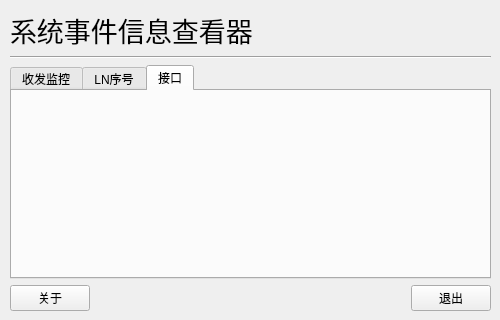
The window that System_Event_Watcher/UI_main.ui (ITX-Snowhare/Python_DFLZM_System_Event_Watcher) describes before a commit, drawn with Qt 5.
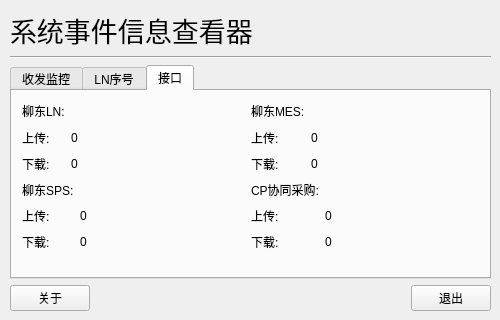
The same window after the commit. The open tabs and pages were chosen to show the change.

The edit to the form file:
```diff
--- a/System_Event_Watcher/UI_main.ui
+++ b/System_Event_Watcher/UI_main.ui
@@ -475,6 +475,226 @@
        <attribute name="title">
         <string>接口</string>
        </attribute>
+       <widget class="QWidget" name="layoutWidget">
+        <property name="geometry">
+         <rect>
+          <x>10</x>
+          <y>10</y>
+          <width>451</width>
+          <height>151</height>
+         </rect>
+        </property>
+        <layout class="QGridLayout" name="gridLayout_7">
+         <item row="0" column="0">
+          <layout class="QGridLayout" name="gridLayout_3">
+           <item row="0" column="0">
+            <widget class="QLabel" name="label_2">
+             <property name="text">
+              <string>柳东LN:</string>
+             </property>
+            </widget>
+           </item>
+           <item row="0" column="1">
+            <spacer name="horizontalSpacer_3">
+             <property name="orientation">
+              <enum>Qt::Horizontal</enum>
+             </property>
+             <property name="sizeHint" stdset="0">
+              <size>
+               <width>40</width>
+               <height>20</height>
+              </size>
+             </property>
+            </spacer>
+           </item>
+           <item row="1" column="0">
+            <widget class="QLabel" name="label_9">
+             <property name="text">
+              <string>上传:</string>
+             </property>
+            </widget>
+           </item>
+           <item row="1" column="1">
+            <widget class="QLabel" name="ln_up_count">
+             <property name="text">
+              <string>0</string>
+             </property>
+            </widget>
+           </item>
+           <item row="2" column="0">
+            <widget class="QLabel" name="label_10">
+             <property name="text">
+              <string>下载:</string>
+             </property>
+            </widget>
+           </item>
+           <item row="2" column="1">
+            <widget class="QLabel" name="ln_down_count">
+             <property name="text">
+              <string>0</string>
+             </property>
+            </widget>
+           </item>
+          </layout>
+         </item>
+         <item row="0" column="1">
+          <layout class="QGridLayout" name="gridLayout_5">
+           <item row="0" column="0">
+            <widget class="QLabel" name="label_5">
+             <property name="text">
+              <string>柳东MES:</string>
+             </property>
+            </widget>
+           </item>
+           <item row="0" column="1">
+            <spacer name="horizontalSpacer_5">
+             <property name="orientation">
+              <enum>Qt::Horizontal</enum>
+             </property>
+             <property name="sizeHint" stdset="0">
+              <size>
+               <width>40</width>
+               <height>20</height>
+              </size>
+             </property>
+            </spacer>
+           </item>
+           <item row="1" column="0">
+            <widget class="QLabel" name="label_16">
+             <property name="text">
+              <string>上传:</string>
+             </property>
+            </widget>
+           </item>
+           <item row="1" column="1">
+            <widget class="QLabel" name="mes_up_count_3">
+             <property name="text">
+              <string>0</string>
+             </property>
+            </widget>
+           </item>
+           <item row="2" column="0">
+            <widget class="QLabel" name="label_17">
+             <property name="text">
+              <string>下载:</string>
+             </property>
+            </widget>
+           </item>
+           <item row="2" column="1">
+            <widget class="QLabel" name="mes_down_count_3">
+             <property name="text">
+              <string>0</string>
+             </property>
+            </widget>
+           </item>
+          </layout>
+         </item>
+         <item row="1" column="0">
+          <layout class="QGridLayout" name="gridLayout_4">
+           <item row="0" column="0">
+            <widget class="QLabel" name="label_7">
+             <property name="text">
+              <string>柳东SPS:</string>
+             </property>
+            </widget>
+           </item>
+           <item row="0" column="1">
+            <spacer name="horizontalSpacer_4">
+             <property name="orientation">
+              <enum>Qt::Horizontal</enum>
+             </property>
+             <property name="sizeHint" stdset="0">
+              <size>
+               <width>40</width>
+               <height>20</height>
+              </size>
+             </property>
+            </spacer>
+           </item>
+           <item row="1" column="0">
+            <widget class="QLabel" name="label_13">
+             <property name="text">
+              <string>上传:</string>
+             </property>
+            </widget>
+           </item>
+           <item row="1" column="1">
+            <widget class="QLabel" name="sps_up_count_2">
+             <property name="text">
+              <string>0</string>
+             </property>
+            </widget>
+           </item>
+           <item row="2" column="0">
+            <widget class="QLabel" name="label_12">
+             <property name="text">
+              <string>下载:</string>
+             </property>
+            </widget>
+           </item>
+           <item row="2" column="1">
+            <widget class="QLabel" name="sps_down_count_2">
+             <property name="text">
+              <string>0</string>
+             </property>
+            </widget>
+           </item>
+          </layout>
+         </item>
+         <item row="1" column="1">
+          <layout class="QGridLayout" name="gridLayout_6">
+           <item row="0" column="0">
+            <widget class="QLabel" name="label_8">
+             <property name="text">
+              <string>CP协同采购:</string>
+             </property>
+            </widget>
+           </item>
+           <item row="0" column="1">
+            <spacer name="horizontalSpacer_6">
+             <property name="orientation">
+              <enum>Qt::Horizontal</enum>
+             </property>
+             <property name="sizeHint" stdset="0">
+              <size>
+               <width>40</width>
+               <height>20</height>
+              </size>
+             </property>
+            </spacer>
+           </item>
+           <item row="1" column="0">
+            <widget class="QLabel" name="label_18">
+             <property name="text">
+              <string>上传:</string>
+             </property>
+            </widget>
+           </item>
+           <item row="1" column="1">
+            <widget class="QLabel" name="cp_up_count_4">
+             <property name="text">
+              <string>0</string>
+             </property>
+            </widget>
+           </item>
+           <item row="2" column="0">
+            <widget class="QLabel" name="label_19">
+             <property name="text">
+              <string>下载:</string>
+             </property>
+            </widget>
+           </item>
+           <item row="2" column="1">
+            <widget class="QLabel" name="cp_down_count_4">
+             <property name="text">
+              <string>0</string>
+             </property>
+            </widget>
+           </item>
+          </layout>
+         </item>
+        </layout>
+       </widget>
       </widget>
      </widget>
     </item>
```
Left out of the diff: 2 changed lines with no effect on the pictures.
